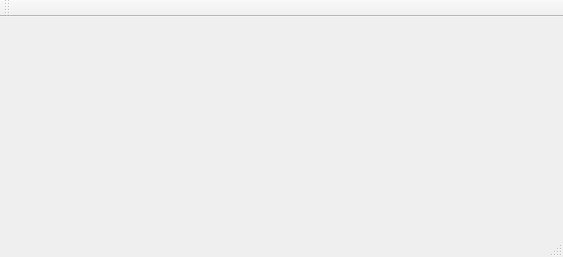
Before: the Qt Designer form mainwindow.ui in 5yato4ok/timeline_widget, drawn with Qt 5.
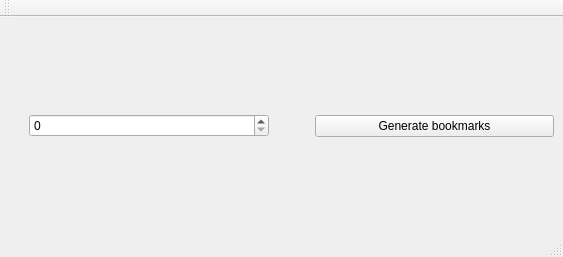
After: the same form once the commit is applied.

Commit message: fixed layout and move controls to mainWindow

Diff of the .ui file:
```diff
--- a/mainwindow.ui
+++ b/mainwindow.ui
@@ -15,6 +15,63 @@
   </property>
   <widget class="QWidget" name="centralwidget">
    <layout class="QVBoxLayout" name="verticalLayout">
+    <item>
+     <layout class="QHBoxLayout" name="horizontalLayout">
+      <item>
+       <spacer name="verticalSpacer_3">
+        <property name="orientation">
+         <enum>Qt::Vertical</enum>
+        </property>
+        <property name="sizeHint" stdset="0">
+         <size>
+          <width>20</width>
+          <height>40</height>
+         </size>
+        </property>
+       </spacer>
+      </item>
+      <item>
+       <widget class="QSpinBox" name="spinBox">
+        <property name="maximum">
+         <number>100000000</number>
+        </property>
+       </widget>
+      </item>
+      <item>
+       <spacer name="verticalSpacer_2">
+        <property name="orientation">
+         <enum>Qt::Vertical</enum>
+        </property>
+        <property name="sizeHint" stdset="0">
+         <size>
+          <width>20</width>
+          <height>40</height>
+         </size>
+        </property>
+       </spacer>
+      </item>
+      <item>
+       <spacer name="verticalSpacer">
+        <property name="orientation">
+         <enum>Qt::Vertical</enum>
+        </property>
+        <property name="sizeHint" stdset="0">
+         <size>
+          <width>20</width>
+          <height>40</height>
+         </size>
+        </property>
+       </spacer>
+      </item>
+      <item>
+       <widget class="QPushButton" name="pushButton">
+        <property name="text">
+         <string>Generate bookmarks</string>
+        </property>
+       </widget>
+      </item>
+     </layout>
+    </item>
     <item>
      <layout class="QVBoxLayout" name="graphicsLayout"/>
     </item>
```
The commit also changes 4 other files.
